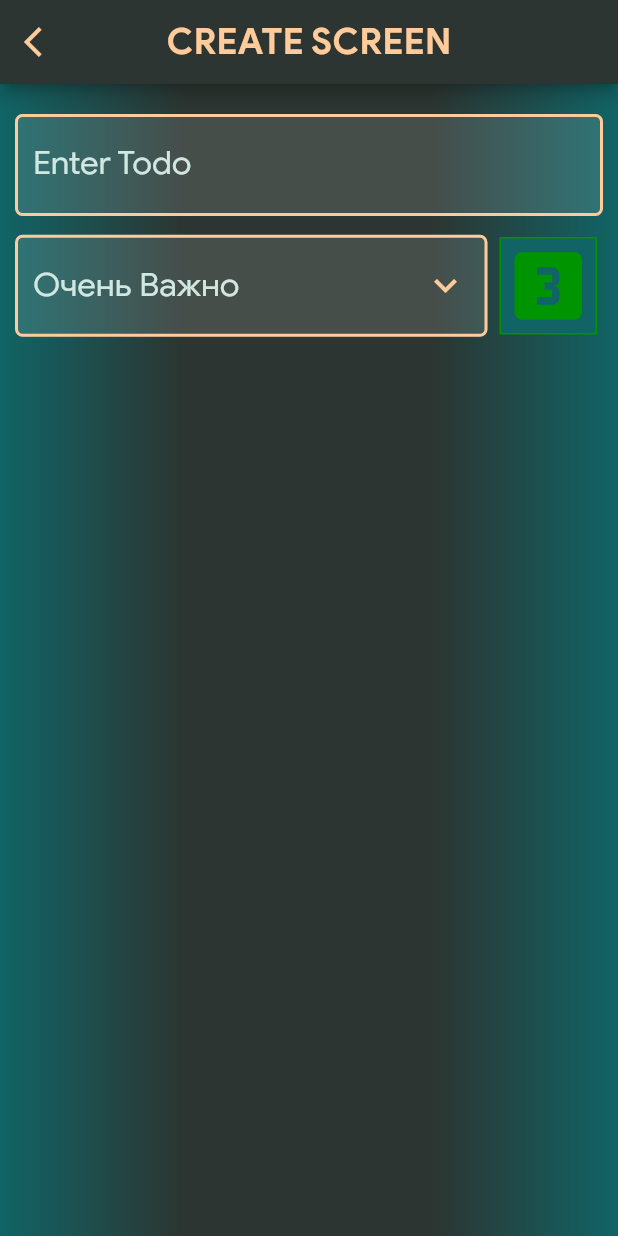
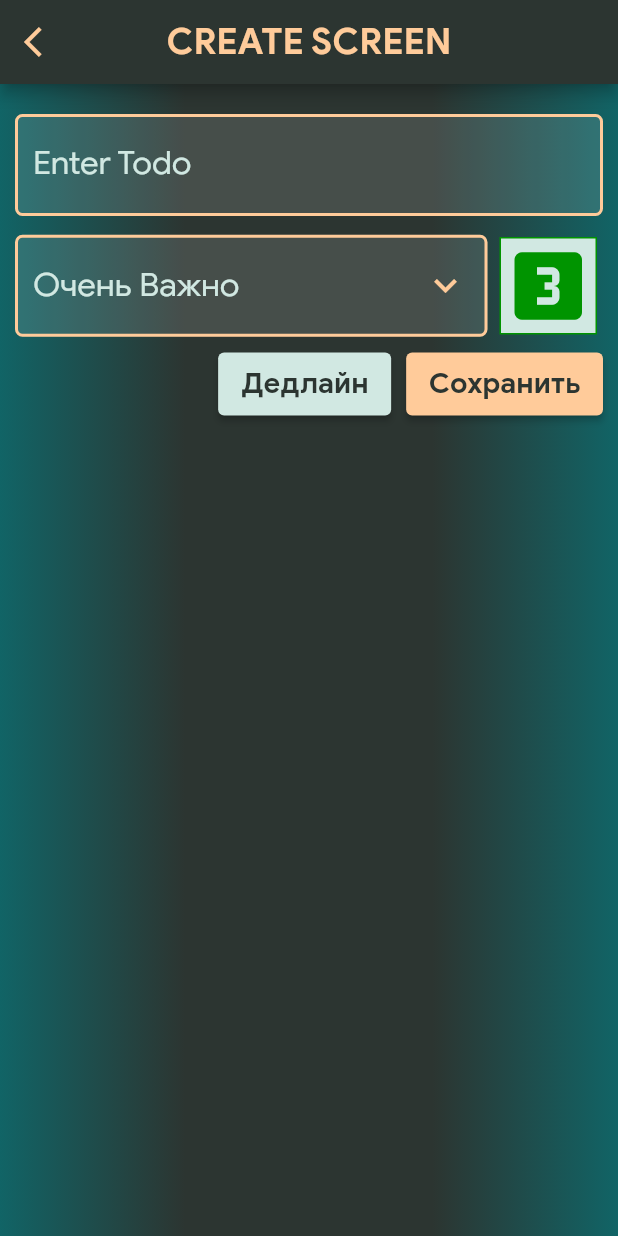
Before and after one commit to yakut54/todolist, a Flutter app: the CreateTodoScreen screen opened directly, on a phone screen of 412 x 824 dp. Run offline on Flutter 3.47's test engine with Material 2 defaults, Android fonts, the phone set to English and light mode, and no system bars; our stand-ins replace roundcheckbox.

Commit message:
day 7 add datapicker

```diff
--- a/lib/screens/create_todo_screen/ui/create_todo_screen.dart
+++ b/lib/screens/create_todo_screen/ui/create_todo_screen.dart
@@ -11,6 +11,37 @@ class CreateTodoScreen extends StatefulWidget {
 }
 
 class _CreateTodoScreenState extends State<CreateTodoScreen> {
+  DateTime date = DateTime.now();
+
+  void selectDatePicker() async {
+    DateTime? datePicker = await showDatePicker(
+      context: context,
+      initialDate: date,
+      firstDate: DateTime(1999),
+      lastDate: DateTime(2030),
+      builder: (context, child) {
+        return Theme(
+          data: Theme.of(context).copyWith(
+            colorScheme: ColorScheme.light(
+              primary: GeneralColors.platinum, // header background color
+              onPrimary: GeneralColors.grayblue, // header text color
+              onSurface: GeneralColors.grayblue,
+            ),
+            textButtonTheme: TextButtonThemeData(
+              style: TextButton.styleFrom(
+                foregroundColor: GeneralColors.darkTurquoise, // button text color
+              ),
+            ),
+          ),
+          child: child!,
+        );
+      },
+    );
+    if (datePicker != null && datePicker != date) {
+      date = datePicker;
+      setState(() {});
+    }
+  }
 
   @override
   Widget build(BuildContext context) {
@@ -27,25 +58,74 @@ class _CreateTodoScreenState extends State<CreateTodoScreen> {
           ),
           title: Text('Create Screen'.toUpperCase()),
         ),
-        body: const SingleChildScrollView(
+        body: SingleChildScrollView(
           child: Column(
             children: [
-              TextFieldWidget(),
-              Padding(
+              const TextFieldWidget(),
+              const Padding(
                 padding: EdgeInsets.only(left: 10, right: 10),
                 child: Row(
-                  children: [
-                    DropDownWidget(),
-                    DegreeImportanceIconWidget()
-                  ],
+                  children: [DropDownWidget(), DegreeImportanceIconWidget()],
                 ),
               ),
-              // DatePickerDialog(
-              //   initialDate: DateTime(2023, 12, 24),
-              //   firstDate: DateTime(1900),
-              //   lastDate: DateTime(2100),
-              //   keyboardType: TextInputType.text,
-              // ),
+              Row(
+                mainAxisAlignment: MainAxisAlignment.end,
+                children: [
+                  Padding(
+                    padding: const EdgeInsets.only(top: 5, left: 10),
+                    child: ElevatedButton(
+                      style: const ButtonStyle(
+                        padding: MaterialStatePropertyAll<EdgeInsets>(
+                          EdgeInsets.symmetric(
+                            vertical: 9,
+                            horizontal: 15,
+                          ),
+                        ),
+                        backgroundColor:
+                            MaterialStatePropertyAll(GeneralColors.platinum),
+                      ),
+                      child: const Text(
+                        'Дедлайн',
+                        style: TextStyle(
+                          fontFamily: FontFamily.semiFont,
+                          fontSize: FontSize.mainFont,
+                          color: GeneralColors.grayblue,
+                        ),
+                      ),
+                      onPressed: () {
+                        selectDatePicker();
+                        print(date.microsecondsSinceEpoch);
+                      },
+                    ),
+                  ),
+                  Padding(
+                    padding: const EdgeInsets.only(top: 5, left: 10, right: 10),
+                    child: ElevatedButton(
+                      style: const ButtonStyle(
+                        padding: MaterialStatePropertyAll<EdgeInsets>(
+                          EdgeInsets.symmetric(
+                            vertical: 9,
+                            horizontal: 15,
+                          ),
+                        ),
+                        backgroundColor:
+                            MaterialStatePropertyAll(GeneralColors.orangePeach),
+                      ),
+                      child: const Text(
+                        'Cохранить',
+                        style: TextStyle(
+                          fontFamily: FontFamily.semiFont,
+                          fontSize: FontSize.mainFont,
+                          color: GeneralColors.grayblue,
+                        ),
+                      ),
+                      onPressed: () {
+                        print('Save for Database');
+                      },
+                    ),
+                  ),
+                ],
+              )
             ],
           ),
         ),
@@ -53,3 +133,10 @@ class _CreateTodoScreenState extends State<CreateTodoScreen> {
     );
   }
 }
+
+// DatePickerDialog(
+//   initialDate: DateTime(2023, 12, 24),
+//   firstDate: DateTime(1900),
+//   lastDate: DateTime(2100),
+//   keyboardType: TextInputType.text,
+// ),
--- a/lib/screens/create_todo_screen/ui/degree_importance_icon.dart
+++ b/lib/screens/create_todo_screen/ui/degree_importance_icon.dart
@@ -20,9 +20,10 @@ class _DegreeImportanceIconWidgetState
         width: 65,
         height: 65,
         decoration: BoxDecoration(
-            shape: BoxShape.rectangle,
-            border: Border.all(color: GeneralColors.green),
-            color: GeneralColors.darkTurquoise),
+          shape: BoxShape.rectangle,
+          border: Border.all(color: GeneralColors.green),
+          color: GeneralColors.platinum,
+        ),
         child: const Icon(
           Icons.looks_3,
           size: 60,
--- a/lib/screens/create_todo_screen/ui/drop_down.dart
+++ b/lib/screens/create_todo_screen/ui/drop_down.dart
@@ -83,7 +83,6 @@ class _DropDownState extends State<DropDownWidget> {
           onSelected: (ImortanceLabel? huj) {
             setState(() {
               selectedColor = huj;
-              print(selectedColor);
             });
           },
         ),
```
Also changed, not shown: lib/screens/single_todo_screen/ui/single_todo_screen.dart (+4 -6 lines).
